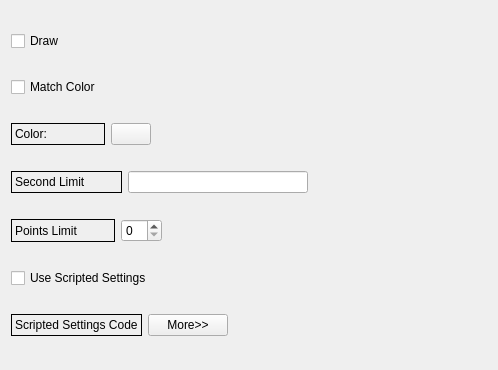
This is General.ui in whatudone/plotxy as Qt 5 draws it before an edit. The edited form follows.
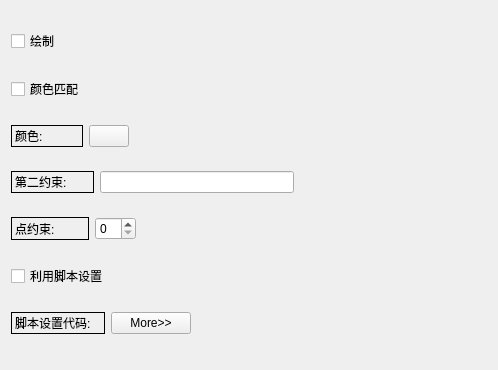
This is the edited form.

Patch:
```diff
--- a/General.ui
+++ b/General.ui
@@ -28,7 +28,7 @@
         <bool>false</bool>
        </property>
        <property name="text">
-        <string>Draw</string>
+        <string>绘制</string>
        </property>
       </widget>
      </item>
@@ -55,7 +55,7 @@
         <enum>Qt::LeftToRight</enum>
        </property>
        <property name="text">
-        <string>Match Color</string>
+        <string>颜色匹配</string>
        </property>
       </widget>
      </item>
@@ -82,7 +82,7 @@
         <enum>QFrame::Box</enum>
        </property>
        <property name="text">
-        <string>Color:                </string>
+        <string>颜色:           </string>
        </property>
       </widget>
      </item>
@@ -116,7 +116,7 @@
         <enum>QFrame::Box</enum>
        </property>
        <property name="text">
-        <string>Second Limit          </string>
+        <string>第二约束:       </string>
        </property>
       </widget>
      </item>
@@ -146,7 +146,7 @@
         <enum>QFrame::Box</enum>
        </property>
        <property name="text">
-        <string>Points Limit          </string>
+        <string>点约束:         </string>
        </property>
       </widget>
      </item>
@@ -176,7 +176,7 @@
         <enum>Qt::LeftToRight</enum>
        </property>
        <property name="text">
-        <string>Use Scripted Settings</string>
+        <string>利用脚本设置</string>
        </property>
       </widget>
      </item>
@@ -203,7 +203,7 @@
         <enum>QFrame::Box</enum>
        </property>
        <property name="text">
-        <string>Scripted Settings Code</string>
+        <string>脚本设置代码:   </string>
        </property>
       </widget>
      </item>
```
